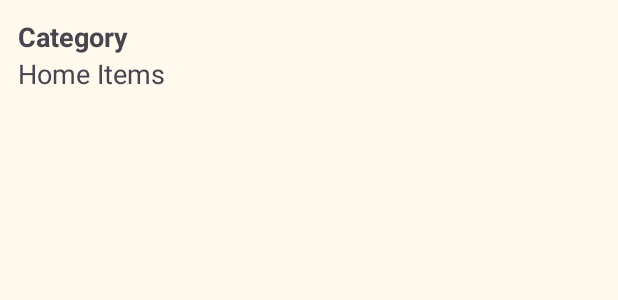
After one commit to 1405yuga/Catify, an Android app: the layout card_catalog_item.xml on its own in the app's theme, with its tools: preview values and no code run, on a phone screen of 412 x 824 dp. The commit adds this screen. Shown: the top 300 px of the screen. Run offline under Robolectric (Android 15) with nearby library versions, the phone set to English and light mode, and no system bars.

Commit message:
created and attached adapter to recyclerview of catalogs

```diff
--- a/app/src/main/java/com/example/homecatlog/ui/addcatlogfragment/CategoryListFragment.kt
+++ b/app/src/main/java/com/example/homecatlog/ui/addcatlogfragment/CategoryListFragment.kt
@@ -20,12 +20,14 @@ class CategoryListFragment : Fragment() {
     private val viewModel: CatalogViewModel by activityViewModels {
         CatalogViewModel.CatalogViewModelFactory((activity?.application as BaseApplication).database.getCatalogDao())
     }
+    private lateinit var categoryListAdapter: CategoryListAdapter
 
     override fun onCreateView(
         inflater: LayoutInflater, container: ViewGroup?,
         savedInstanceState: Bundle?
     ): View {
         binding = FragmentCategoryListBinding.inflate(layoutInflater, container, false)
+        categoryListAdapter = CategoryListAdapter()
         return binding.root
     }
 
@@ -43,6 +45,7 @@ class CategoryListFragment : Fragment() {
                 binding.apply {
                     emptyListText.visibility = View.GONE
                     categoryRecyclerView.visibility = View.VISIBLE
+                    categoryListAdapter.submitList(it)
                 }
             }
         }
@@ -51,6 +54,7 @@ class CategoryListFragment : Fragment() {
     private fun applyBinding() {
         binding.apply {
             addCatlog.setOnClickListener { navigateToFragment(R.id.addCatlogFragment) }
+            categoryRecyclerView.adapter = categoryListAdapter
         }
     }
 
--- /dev/null
+++ b/app/src/main/res/layout/card_catalog_item.xml
@@ -0,0 +1,25 @@
+<?xml version="1.0" encoding="utf-8"?>
+<LinearLayout xmlns:android="http://schemas.android.com/apk/res/android"
+    android:layout_width="match_parent"
+    android:layout_height="wrap_content"
+    android:layout_margin="4dp"
+    android:orientation="vertical"
+    android:padding="8dp">
+
+    <TextView
+        android:id="@+id/category_text_view"
+        android:layout_width="match_parent"
+        android:layout_height="wrap_content"
+        android:text="Category"
+        android:textSize="18sp"
+        android:textStyle="bold" />
+
+    <!--    TODO : replace with recyclerview-->
+    <TextView
+        android:id="@+id/home_items"
+        android:layout_width="match_parent"
+        android:layout_height="wrap_content"
+        android:text="Home Items"
+        android:textSize="18sp" />
+
+</LinearLayout>
```
Also changed, not shown: app/src/main/java/com/example/homecatlog/ui/addcatlogfragment/CategoryListAdapter.kt (added, +50 -0 lines).
